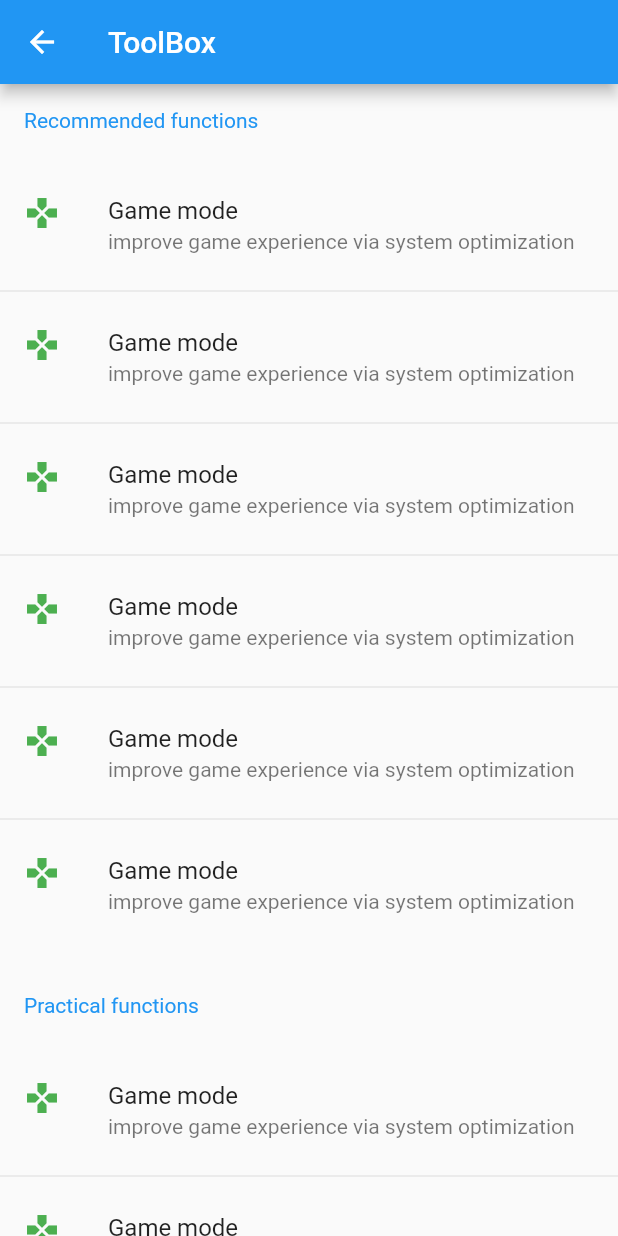
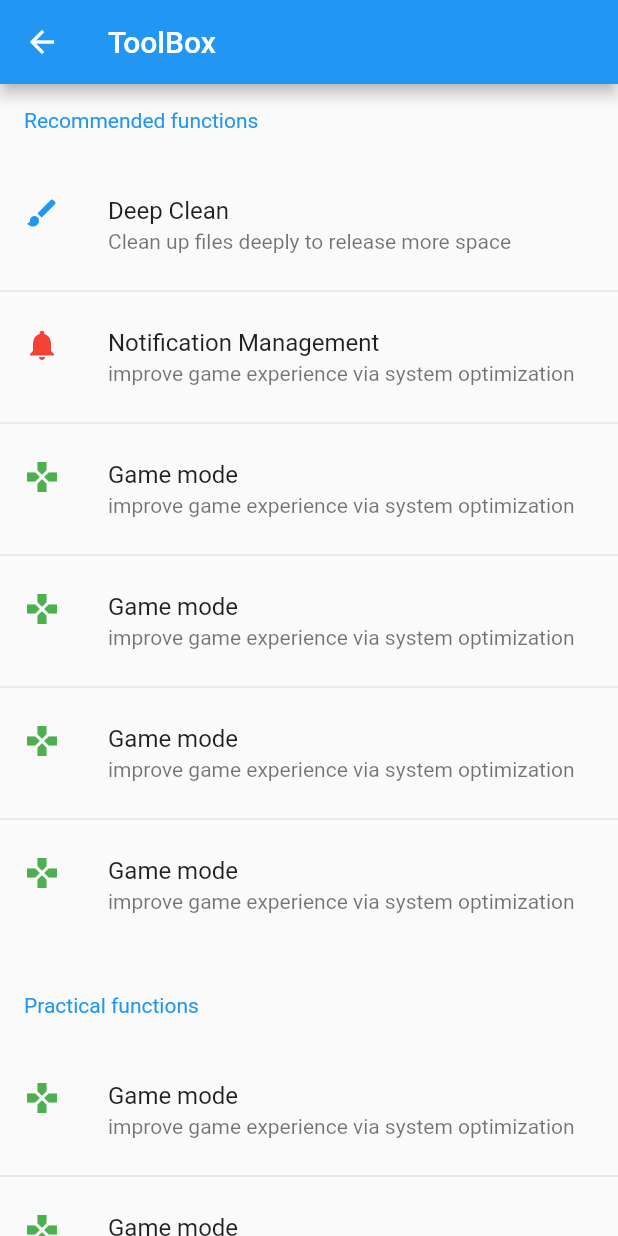
Before and after one commit to kutigbolahan/Phone-Manager, a Flutter app: the screen it shows after launch, item 2 of the bottom bar chosen, on a phone screen of 412 x 824 dp. Run offline on Flutter 3.47's test engine with Material 2 defaults, Android fonts, the phone set to English and light mode, and no system bars.

Commit message:
Changes to be committed:

```diff
--- a/lib/toolbox.dart
+++ b/lib/toolbox.dart
@@ -19,20 +19,20 @@ class ToolBox extends StatelessWidget {
           SizedBox(height: 10,),
           ListTile(
                   leading: Icon(
-                    Icons.games,
-                    color: Colors.green,
+                    Icons.brush,
+                    color: Colors.blue,
                   ),
-                  title: Text('Game mode'),
+                  title: Text('Deep Clean'),
                   subtitle:
-                      Text('improve game experience via system optimization'),
+                      Text('Clean up files deeply to release more space'),
                 ),
                 Divider(),
           ListTile(
                   leading: Icon(
-                    Icons.games,
-                    color: Colors.green,
+                    Icons.notifications,
+                    color: Colors.red,
                   ),
-                  title: Text('Game mode'),
+                  title: Text('Notification Management'),
                   subtitle:
                       Text('improve game experience via system optimization'),
                 ),
```
